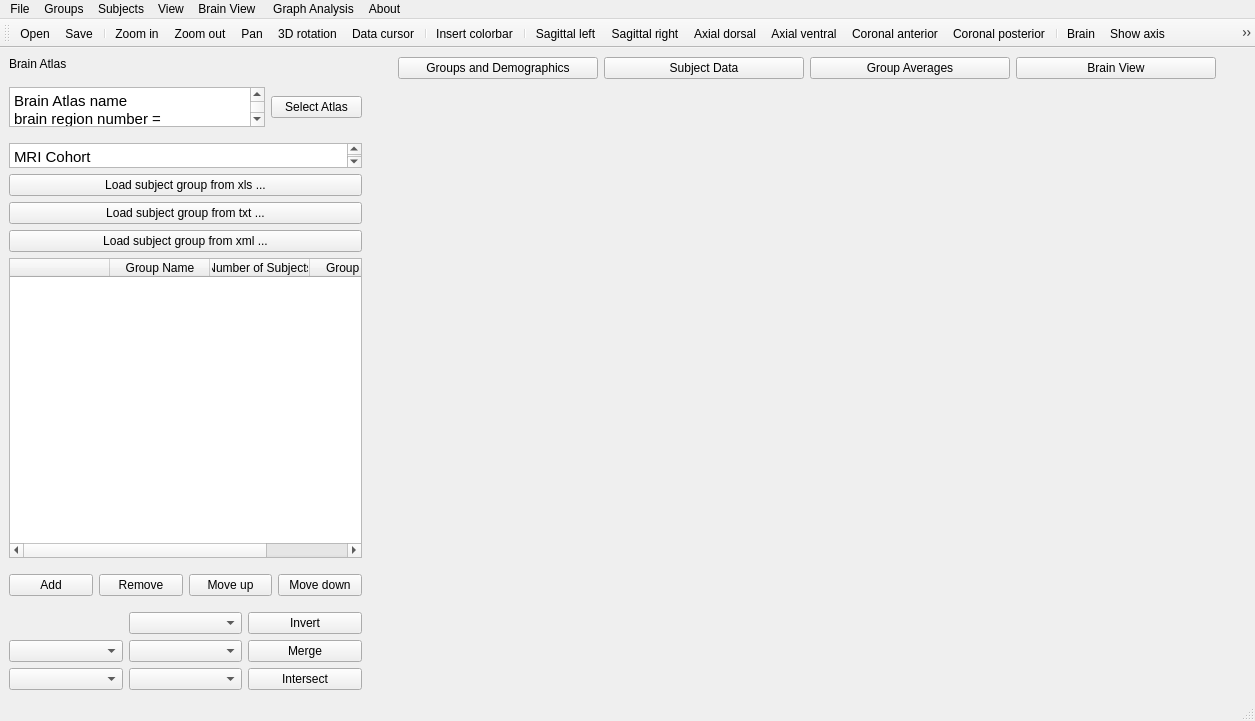
Old version of the form braphy/gui/ui_files/cohort_editor.ui in the repository softmatterlab/Braph-2.0-Python.
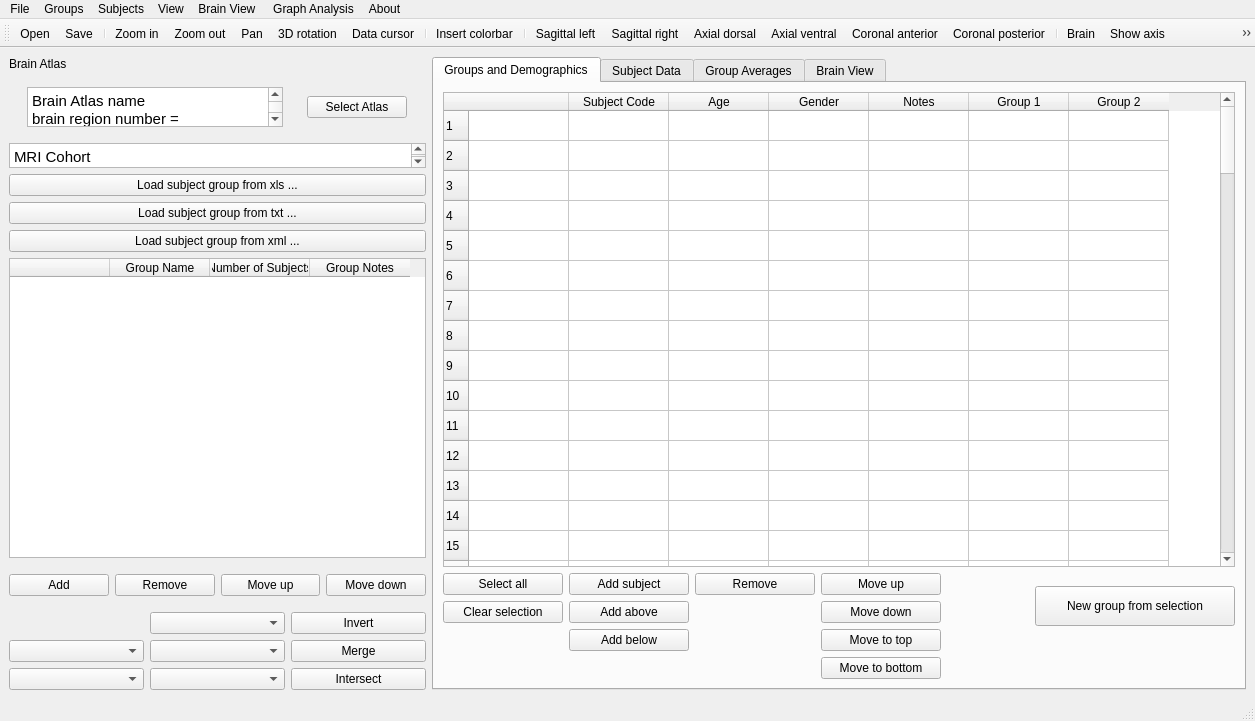
New version of the form. Icons and pictures are not drawn. Custom widgets are drawn as their Qt base class.

Commit message: Change cohort button change view to tab view

```diff
--- a/braphy/gui/ui_files/cohort_editor.ui
+++ b/braphy/gui/ui_files/cohort_editor.ui
@@ -263,108 +263,781 @@
        </layout>
       </item>
       <item>
-       <layout class="QVBoxLayout" name="verticalLayout">
-        <property name="rightMargin">
+       <widget class="QTabWidget" name="tabWidget">
+        <property name="currentIndex">
          <number>0</number>
         </property>
-        <property name="bottomMargin">
-         <number>20</number>
-        </property>
-        <item>
-         <layout class="QHBoxLayout" name="horizontalLayout_8">
-          <property name="leftMargin">
-           <number>30</number>
-          </property>
-          <property name="rightMargin">
-           <number>30</number>
-          </property>
+        <widget class="QWidget" name="tabGroup">
+         <attribute name="title">
+          <string>Groups and Demographics</string>
+         </attribute>
+         <layout class="QVBoxLayout" name="verticalLayout_8">
           <item>
-           <widget class="QPushButton" name="btnGroupPage">
-            <property name="sizePolicy">
-             <sizepolicy hsizetype="Fixed" vsizetype="Fixed">
-              <horstretch>0</horstretch>
-              <verstretch>0</verstretch>
-             </sizepolicy>
+           <layout class="QVBoxLayout" name="verticalLayout">
+            <property name="rightMargin">
+             <number>0</number>
             </property>
-            <property name="minimumSize">
-             <size>
-              <width>200</width>
-              <height>0</height>
-             </size>
+            <property name="bottomMargin">
+             <number>0</number>
             </property>
-            <property name="text">
-             <string>Groups and Demographics</string>
-            </property>
-           </widget>
+            <item>
+             <widget class="QTableWidget" name="tableWidget_2">
+              <property name="rowCount">
+               <number>100</number>
+              </property>
+              <property name="columnCount">
+               <number>7</number>
+              </property>
+              <row/>
+              <row/>
+              <row/>
+              <row/>
+              <row/>
+              <row/>
+              <row/>
+              <row/>
+              <row/>
+              <row/>
+              <row/>
+              <row/>
+              <row/>
+              <row/>
+              <row/>
+              <row/>
+              <row/>
+              <row/>
+              <row/>
+              <row/>
+              <row/>
+              <row/>
+              <row/>
+              <row/>
+              <row/>
+              <row/>
+              <row/>
+              <row/>
+              <row/>
+              <row/>
+              <row/>
+              <row/>
+              <row/>
+              <row/>
+              <row/>
+              <row/>
+              <row/>
+              <row/>
+              <row/>
+              <row/>
+              <row/>
+              <row/>
+              <row/>
+              <row/>
+              <row/>
+              <row/>
+              <row/>
+              <row/>
+              <row/>
+              <row/>
+              <row/>
+              <row/>
+              <row/>
+              <row/>
+              <row/>
+              <row/>
+              <row/>
+              <row/>
+              <row/>
+              <row/>
+              <row/>
+              <row/>
+              <row/>
+              <row/>
+              <row/>
+              <row/>
+              <row/>
+              <row/>
+              <row/>
+              <row/>
+              <row/>
+              <row/>
+              <row/>
+              <row/>
+              <row/>
+              <row/>
+              <row/>
+              <row/>
+              <row/>
+              <row/>
+              <row/>
+              <row/>
+              <row/>
+              <row/>
+              <row/>
+              <row/>
+              <row/>
+              <row/>
+              <row/>
+              <row/>
+              <row/>
+              <row/>
+              <row/>
+              <row/>
+              <row/>
+              <row/>
+              <row/>
+              <row/>
+              <row/>
+              <row/>
+              <column>
+               <property name="text">
+                <string/>
+               </property>
+              </column>
+              <column>
+               <property name="text">
+                <string>Subject Code</string>
+               </property>
+              </column>
+              <column>
+               <property name="text">
+                <string>Age</string>
+               </property>
+              </column>
+              <column>
+               <property name="text">
+                <string>Gender</string>
+               </property>
+              </column>
+              <column>
+               <property name="text">
+                <string>Notes</string>
+               </property>
+              </column>
+              <column>
+               <property name="text">
+                <string>Group 1</string>
+               </property>
+              </column>
+              <column>
+               <property name="text">
+                <string>Group 2</string>
+               </property>
+              </column>
+             </widget>
+            </item>
+            <item>
+             <layout class="QHBoxLayout" name="horizontalLayout_10">
+              <property name="rightMargin">
+               <number>0</number>
+              </property>
+              <property name="bottomMargin">
+               <number>0</number>
+              </property>
+              <item>
+               <layout class="QGridLayout" name="gridLayout_4">
+                <property name="bottomMargin">
+                 <number>0</number>
+                </property>
+                <item row="2" column="1">
+                 <widget class="QPushButton" name="btnAddBelow_2">
+                  <property name="sizePolicy">
+                   <sizepolicy hsizetype="Fixed" vsizetype="Fixed">
+                    <horstretch>0</horstretch>
+                    <verstretch>0</verstretch>
+                   </sizepolicy>
+                  </property>
+                  <property name="minimumSize">
+                   <size>
+                    <width>120</width>
+                    <height>0</height>
+                   </size>
+                  </property>
+                  <property name="maximumSize">
+                   <size>
+                    <width>120</width>
+                    <height>16777215</height>
+                   </size>
+                  </property>
+                  <property name="text">
+                   <string>Add below</string>
+                  </property>
+                 </widget>
+                </item>
+                <item row="0" column="0">
+                 <widget class="QPushButton" name="btnSelectAll_2">
+                  <property name="sizePolicy">
+                   <sizepolicy hsizetype="Fixed" vsizetype="Fixed">
+                    <horstretch>0</horstretch>
+                    <verstretch>0</verstretch>
+                   </sizepolicy>
+                  </property>
+                  <property name="minimumSize">
+                   <size>
+                    <width>120</width>
+                    <height>0</height>
+                   </size>
+                  </property>
+                  <property name="maximumSize">
+                   <size>
+                    <width>120</width>
+                    <height>16777215</height>
+                   </size>
+                  </property>
+                  <property name="text">
+                   <string>Select all</string>
+                  </property>
+                 </widget>
+                </item>
+                <item row="1" column="3">
+                 <widget class="QPushButton" name="btnMoveDown_3">
+                  <property name="sizePolicy">
+                   <sizepolicy hsizetype="Fixed" vsizetype="Fixed">
+                    <horstretch>0</horstretch>
+                    <verstretch>0</verstretch>
+                   </sizepolicy>
+                  </property>
+                  <property name="minimumSize">
+                   <size>
+                    <width>120</width>
+                    <height>0</height>
+                   </size>
+                  </property>
+                  <property name="maximumSize">
+                   <size>
+                    <width>120</width>
+                    <height>16777215</height>
+                   </size>
+                  </property>
+                  <property name="text">
+                   <string>Move down</string>
+                  </property>
+                 </widget>
+                </item>
+                <item row="1" column="1">
+                 <widget class="QPushButton" name="btnAddAbove_2">
+                  <property name="sizePolicy">
+                   <sizepolicy hsizetype="Fixed" vsizetype="Fixed">
+                    <horstretch>0</horstretch>
+                    <verstretch>0</verstretch>
+                   </sizepolicy>
+                  </property>
+                  <property name="minimumSize">
+                   <size>
+                    <width>120</width>
+                    <height>0</height>
+                   </size>
+                  </property>
+                  <property name="maximumSize">
+                   <size>
+                    <width>120</width>
+                    <height>16777215</height>
+                   </size>
+                  </property>
+                  <property name="text">
+                   <string>Add above</string>
+                  </property>
+                 </widget>
+                </item>
+                <item row="0" column="3">
+                 <widget class="QPushButton" name="btnMoveUp_3">
+                  <property name="sizePolicy">
+                   <sizepolicy hsizetype="Fixed" vsizetype="Fixed">
+                    <horstretch>0</horstretch>
+                    <verstretch>0</verstretch>
+                   </sizepolicy>
+                  </property>
+                  <property name="minimumSize">
+                   <size>
+                    <width>120</width>
+                    <height>0</height>
+                   </size>
+                  </property>
+                  <property name="maximumSize">
+                   <size>
+                    <width>120</width>
+                    <height>16777215</height>
+                   </size>
+                  </property>
+                  <property name="text">
+                   <string>Move up</string>
+                  </property>
+                 </widget>
+                </item>
+                <item row="0" column="1">
+                 <widget class="QPushButton" name="btnAddSubject_2">
+                  <property name="sizePolicy">
+                   <sizepolicy hsizetype="Fixed" vsizetype="Fixed">
+                    <horstretch>0</horstretch>
+                    <verstretch>0</verstretch>
+                   </sizepolicy>
+                  </property>
+                  <property name="minimumSize">
+                   <size>
+                    <width>120</width>
+                    <height>0</height>
+                   </size>
+                  </property>
+                  <property name="maximumSize">
+                   <size>
+                    <width>120</width>
+                    <height>16777215</height>
+                   </size>
+                  </property>
+                  <property name="text">
+                   <string>Add subject</string>
+                  </property>
+                 </widget>
+                </item>
+                <item row="0" column="2">
+                 <widget class="QPushButton" name="btnRemove_3">
+                  <property name="sizePolicy">
+                   <sizepolicy hsizetype="Fixed" vsizetype="Fixed">
+                    <horstretch>0</horstretch>
+                    <verstretch>0</verstretch>
+                   </sizepolicy>
+                  </property>
+                  <property name="minimumSize">
+                   <size>
+                    <width>120</width>
+                    <height>0</height>
+                   </size>
+                  </property>
+                  <property name="maximumSize">
+                   <size>
+                    <width>120</width>
+                    <height>16777215</height>
+                   </size>
+                  </property>
+                  <property name="text">
+                   <string>Remove</string>
+                  </property>
+                 </widget>
+                </item>
+                <item row="1" column="0">
+                 <widget class="QPushButton" name="btnClearSelection_2">
+                  <property name="sizePolicy">
+                   <sizepolicy hsizetype="Fixed" vsizetype="Fixed">
+                    <horstretch>0</horstretch>
+                    <verstretch>0</verstretch>
+                   </sizepolicy>
+                  </property>
+                  <property name="minimumSize">
+                   <size>
+                    <width>120</width>
+                    <height>0</height>
+                   </size>
+                  </property>
+                  <property name="maximumSize">
+                   <size>
+                    <width>120</width>
+                    <height>16777215</height>
+                   </size>
+                  </property>
+                  <property name="text">
+                   <string>Clear selection</string>
+                  </property>
+                 </widget>
+                </item>
+                <item row="3" column="3">
+                 <widget class="QPushButton" name="btnMoveToBottom_2">
+                  <property name="sizePolicy">
+                   <sizepolicy hsizetype="Fixed" vsizetype="Fixed">
+                    <horstretch>0</horstretch>
+                    <verstretch>0</verstretch>
+                   </sizepolicy>
+                  </property>
+                  <property name="minimumSize">
+                   <size>
+                    <width>120</width>
+                    <height>0</height>
+                   </size>
+                  </property>
+                  <property name="maximumSize">
+                   <size>
+                    <width>120</width>
+                    <height>16777215</height>
+                   </size>
+                  </property>
+                  <property name="text">
+                   <string>Move to bottom</string>
+                  </property>
+                 </widget>
+                </item>
+                <item row="2" column="3">
+                 <widget class="QPushButton" name="btnMoveToTop_2">
+                  <property name="sizePolicy">
+                   <sizepolicy hsizetype="Fixed" vsizetype="Fixed">
+                    <horstretch>0</horstretch>
+                    <verstretch>0</verstretch>
+                   </sizepolicy>
+                  </property>
+                  <property name="minimumSize">
+                   <size>
+                    <width>120</width>
+                    <height>0</height>
+                   </size>
+                  </property>
+                  <property name="maximumSize">
+                   <size>
+                    <width>120</width>
+                    <height>16777215</height>
+                   </size>
+                  </property>
+                  <property name="text">
+                   <string>Move to top</string>
+                  </property>
+                 </widget>
+                </item>
+                <item row="0" column="4">
+                 <spacer name="horizontalSpacer_3">
+                  <property name="orientation">
+                   <enum>Qt::Horizontal</enum>
+                  </property>
+                  <property name="sizeHint" stdset="0">
+                   <size>
+                    <width>40</width>
+                    <height>20</height>
+                   </size>
+                  </property>
+                 </spacer>
+                </item>
+               </layout>
+              </item>
+              <item>
+               <layout class="QVBoxLayout" name="verticalLayout_6">
+                <property name="spacing">
+                 <number>6</number>
+                </property>
+                <property name="leftMargin">
+                 <number>0</number>
+                </property>
+                <item>
+                 <widget class="QPushButton" name="btnNewGroup_2">
+                  <property name="sizePolicy">
+                   <sizepolicy hsizetype="Fixed" vsizetype="Fixed">
+                    <horstretch>0</horstretch>
+                    <verstretch>0</verstretch>
+                   </sizepolicy>
+                  </property>
+                  <property name="minimumSize">
+                   <size>
+                    <width>200</width>
+                    <height>40</height>
+                   </size>
+                  </property>
+                  <property name="maximumSize">
+                   <size>
+                    <width>200</width>
+                    <height>40</height>
+                   </size>
+                  </property>
+                  <property name="text">
+                   <string>New group from selection</string>
+                  </property>
+                 </widget>
+                </item>
+                <item>
+                 <spacer name="verticalSpacer_2">
+                  <property name="orientation">
+                   <enum>Qt::Vertical</enum>
+                  </property>
+                  <property name="sizeType">
+                   <enum>QSizePolicy::Fixed</enum>
+                  </property>
+                  <property name="sizeHint" stdset="0">
+                   <size>
+                    <width>20</width>
+                    <height>40</height>
+                   </size>
+                  </property>
+                 </spacer>
+                </item>
+               </layout>
+              </item>
+              <item>
+               <layout class="QVBoxLayout" name="verticalLayout_7"/>
+              </item>
+             </layout>
+            </item>
+           </layout>
           </item>
+         </layout>
+        </widget>
+        <widget class="QWidget" name="tabSubject">
+         <attribute name="title">
+          <string>Subject Data</string>
+         </attribute>
+         <layout class="QVBoxLayout" name="verticalLayout_9">
           <item>
-           <widget class="QPushButton" name="btnSubjectPage">
-            <property name="sizePolicy">
-             <sizepolicy hsizetype="Fixed" vsizetype="Fixed">
-              <horstretch>0</horstretch>
-              <verstretch>0</verstretch>
-             </sizepolicy>
-            </property>
-            <property name="minimumSize">
-             <size>
-              <width>200</width>
-              <height>0</height>
-             </size>
-            </property>
-            <property name="text">
-             <string>Subject Data</string>
-            </property>
+           <widget class="QTableWidget" name="tableWidget_3">
+            <column>
+             <property name="text">
+              <string>index</string>
+             </property>
+            </column>
            </widget>
           </item>
           <item>
-           <widget class="QPushButton" name="btnAveragesPage">
-            <property name="sizePolicy">
-             <sizepolicy hsizetype="Fixed" vsizetype="Fixed">
-              <horstretch>0</horstretch>
-              <verstretch>0</verstretch>
-             </sizepolicy>
+           <layout class="QHBoxLayout" name="horizontalLayout_4">
+            <property name="topMargin">
+             <number>0</number>
             </property>
-            <property name="minimumSize">
-             <size>
-              <width>200</width>
-              <height>0</height>
-             </size>
-            </property>
-            <property name="text">
-             <string>Group Averages</string>
-            </property>
-           </widget>
+            <item>
+             <spacer name="horizontalSpacer_4">
+              <property name="orientation">
+               <enum>Qt::Horizontal</enum>
+              </property>
+              <property name="sizeHint" stdset="0">
+               <size>
+                <width>40</width>
+                <height>20</height>
+               </size>
+              </property>
+             </spacer>
+            </item>
+            <item>
+             <widget class="QPushButton" name="btnSaveSubjects_2">
+              <property name="sizePolicy">
+               <sizepolicy hsizetype="Fixed" vsizetype="Fixed">
+                <horstretch>0</horstretch>
+                <verstretch>0</verstretch>
+               </sizepolicy>
+              </property>
+              <property name="minimumSize">
+               <size>
+                <width>300</width>
+                <height>30</height>
+               </size>
+              </property>
+              <property name="text">
+               <string>Save subjects as txt ...</string>
+              </property>
+             </widget>
+            </item>
+           </layout>
           </item>
+         </layout>
+        </widget>
+        <widget class="QWidget" name="tabAverages">
+         <attribute name="title">
+          <string>Group Averages</string>
+         </attribute>
+         <layout class="QVBoxLayout" name="verticalLayout_13">
           <item>
-           <widget class="QPushButton" name="btnBrainPage">
-            <property name="sizePolicy">
-             <sizepolicy hsizetype="Fixed" vsizetype="Fixed">
-              <horstretch>0</horstretch>
-              <verstretch>0</verstretch>
-             </sizepolicy>
+           <widget class="QTableWidget" name="tableWidget_4"/>
+          </item>
+          <item>
+           <layout class="QHBoxLayout" name="horizontalLayout_12">
+            <property name="rightMargin">
+             <number>0</number>
             </property>
-            <property name="minimumSize">
-             <size>
-              <width>200</width>
-              <height>0</height>
-             </size>
-            </property>
-            <property name="text">
-             <string>Brain View</string>
-            </property>
-           </widget>
+            <item>
+             <layout class="QVBoxLayout" name="verticalLayout_12">
+              <property name="bottomMargin">
+               <number>0</number>
+              </property>
+              <item>
+               <layout class="QHBoxLayout" name="horizontalLayout_13">
+                <item>
+                 <spacer name="horizontalSpacer_8">
+                  <property name="orientation">
+                   <enum>Qt::Horizontal</enum>
+                  </property>
+                  <property name="sizeHint" stdset="0">
+                   <size>
+                    <width>40</width>
+                    <height>20</height>
+                   </size>
+                  </property>
+                 </spacer>
+                </item>
+                <item>
+                 <widget class="QComboBox" name="comboBox_8">
+                  <property name="sizePolicy">
+                   <sizepolicy hsizetype="Fixed" vsizetype="Fixed">
+                    <horstretch>0</horstretch>
+                    <verstretch>0</verstretch>
+                   </sizepolicy>
+                  </property>
+                  <property name="minimumSize">
+                   <size>
+                    <width>200</width>
+                    <height>0</height>
+                   </size>
+                  </property>
+                 </widget>
+                </item>
+                <item>
+                 <widget class="QComboBox" name="comboBox_9">
+                  <property name="sizePolicy">
+                   <sizepolicy hsizetype="Fixed" vsizetype="Fixed">
+                    <horstretch>0</horstretch>
+                    <verstretch>0</verstretch>
+                   </sizepolicy>
+                  </property>
+                  <property name="minimumSize">
+                   <size>
+                    <width>200</width>
+                    <height>0</height>
+                   </size>
+                  </property>
+                 </widget>
+                </item>
+               </layout>
+              </item>
+              <item>
+               <layout class="QHBoxLayout" name="horizontalLayout_14">
+                <item>
+                 <spacer name="horizontalSpacer_9">
+                  <property name="orientation">
+                   <enum>Qt::Horizontal</enum>
+                  </property>
+                  <property name="sizeHint" stdset="0">
+                   <size>
+                    <width>40</width>
+                    <height>20</height>
+                   </size>
+                  </property>
+                 </spacer>
+                </item>
+                <item>
+                 <widget class="QLabel" name="label_3">
+                  <property name="text">
+                   <string>M = </string>
+                  </property>
+                 </widget>
+                </item>
+                <item>
+                 <widget class="QTextEdit" name="textEdit_4">
+                  <property name="sizePolicy">
+                   <sizepolicy hsizetype="Fixed" vsizetype="Fixed">
+                    <horstretch>0</horstretch>
+                    <verstretch>0</verstretch>
+                   </sizepolicy>
+                  </property>
+                  <property name="maximumSize">
+                   <size>
+                    <width>100</width>
+                    <height>40</height>
+                   </size>
+                  </property>
+                 </widget>
+                </item>
+               </layout>
+              </item>
+             </layout>
+            </item>
+            <item>
+             <widget class="QPushButton" name="btnComparison_2">
+              <property name="sizePolicy">
+               <sizepolicy hsizetype="Fixed" vsizetype="Fixed">
+                <horstretch>0</horstretch>
+                <verstretch>0</verstretch>
+               </sizepolicy>
+              </property>
+              <property name="minimumSize">
+               <size>
+                <width>300</width>
+                <height>40</height>
+               </size>
+              </property>
+              <property name="layoutDirection">
+               <enum>Qt::RightToLeft</enum>
+              </property>
+              <property name="text">
+               <string>Comparison</string>
+              </property>
+             </widget>
+            </item>
+            <item>
+             <spacer name="horizontalSpacer_10">
+              <property name="orientation">
+               <enum>Qt::Horizontal</enum>
+              </property>
+              <property name="sizeHint" stdset="0">
+               <size>
+                <width>40</width>
+                <height>20</height>
+               </size>
+              </property>
+             </spacer>
+            </item>
+           </layout>
           </item>
          </layout>
-        </item>
-        <item>
-         <widget class="QStackedWidget" name="stackedWidget">
-          <widget class="GroupWidget" name="groupPage"/>
-          <widget class="SubjectWidget" name="subjectPage"/>
-          <widget class="AveragesWidget" name="averagesPage"/>
-          <widget class="BrainWidget" name="brainPage"/>
-         </widget>
-        </item>
-       </layout>
+        </widget>
+        <widget class="QWidget" name="tabBrain">
+         <attribute name="title">
+          <string>Brain View</string>
+         </attribute>
+         <layout class="QVBoxLayout" name="verticalLayout_14">
+          <item>
+           <widget class="BrainAtlasWidget" name="brainWidget"/>
+          </item>
+          <item>
+           <layout class="QHBoxLayout" name="horizontalLayout_15">
+            <item>
+             <widget class="QPushButton" name="btnViewSubjects">
+              <property name="sizePolicy">
+               <sizepolicy hsizetype="Fixed" vsizetype="Fixed">
+                <horstretch>0</horstretch>
+                <verstretch>0</verstretch>
+               </sizepolicy>
+              </property>
+              <property name="maximumSize">
+               <size>
+                <width>200</width>
+                <height>40</height>
+               </size>
+              </property>
+              <property name="text">
+               <string>View subjects</string>
+              </property>
+             </widget>
+            </item>
+            <item>
+             <widget class="QPushButton" name="btnViewGroup">
+              <property name="sizePolicy">
+               <sizepolicy hsizetype="Fixed" vsizetype="Fixed">
+                <horstretch>0</horstretch>
+                <verstretch>0</verstretch>
+               </sizepolicy>
+              </property>
+              <property name="maximumSize">
+               <size>
+                <width>200</width>
+                <height>40</height>
+               </size>
+              </property>
+              <property name="text">
+               <string>View group</string>
+              </property>
+             </widget>
+            </item>
+            <item>
+             <widget class="QPushButton" name="btnViewComparison">
+              <property name="sizePolicy">
+               <sizepolicy hsizetype="Fixed" vsizetype="Fixed">
+                <horstretch>0</horstretch>
+                <verstretch>0</verstretch>
+               </sizepolicy>
+              </property>
+              <property name="maximumSize">
+               <size>
+                <width>200</width>
+                <height>40</height>
+               </size>
+              </property>
+              <property name="text">
+               <string>View comparison</string>
+              </property>
+             </widget>
+            </item>
+           </layout>
+          </item>
+         </layout>
+        </widget>
+       </widget>
       </item>
      </layout>
     </item>
@@ -795,28 +1468,9 @@
  </widget>
  <customwidgets>
   <customwidget>
-   <class>GroupWidget</class>
-   <extends>QWidget</extends>
-   <header>braphy.gui.groupwidget</header>
-   <container>1</container>
-  </customwidget>
-  <customwidget>
-   <class>SubjectWidget</class>
-   <extends>QWidget</extends>
-   <header>braphy.gui.subjectwidget</header>
-   <container>1</container>
-  </customwidget>
-  <customwidget>
-   <class>AveragesWidget</class>
-   <extends>QWidget</extends>
-   <header>braphy.gui.averageswidget</header>
-   <container>1</container>
-  </customwidget>
-  <customwidget>
-   <class>BrainWidget</class>
-   <extends>QWidget</extends>
-   <header>braphy.gui.brainwidget</header>
-   <container>1</container>
+   <class>BrainAtlasWidget</class>
+   <extends>QGraphicsView</extends>
+   <header>braphy.gui.brain_atlas_widget</header>
   </customwidget>
  </customwidgets>
  <resources>
```
Left out of the diff: 29 changed lines with no effect on the pictures. The commit also changes 10 other files.
